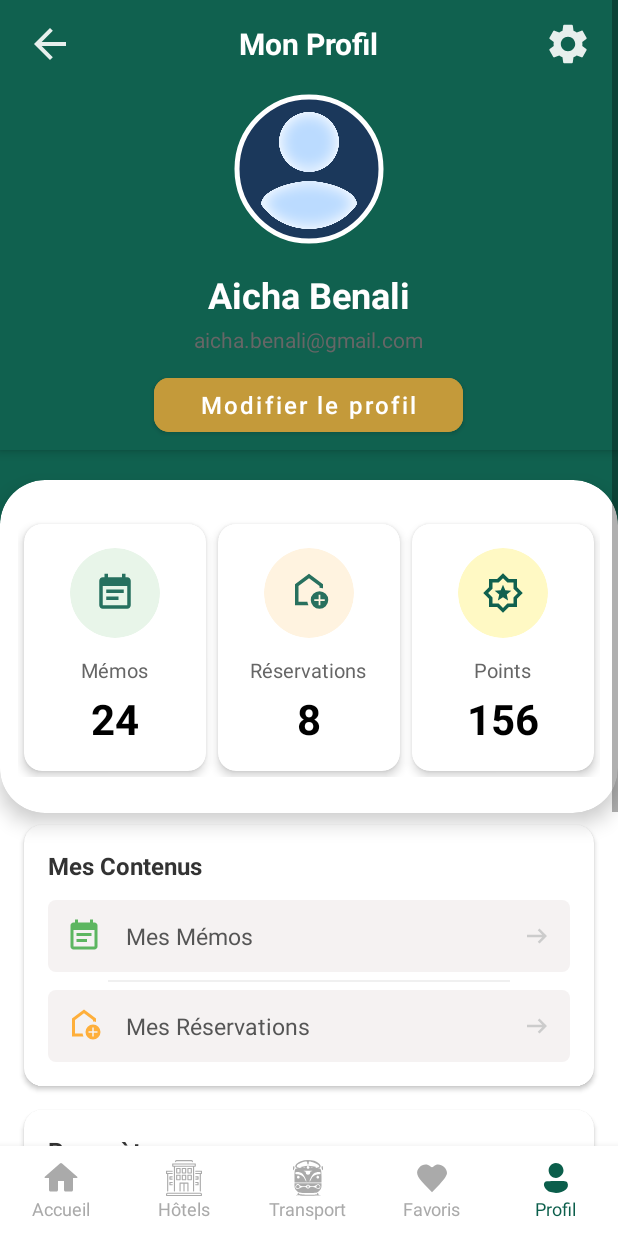
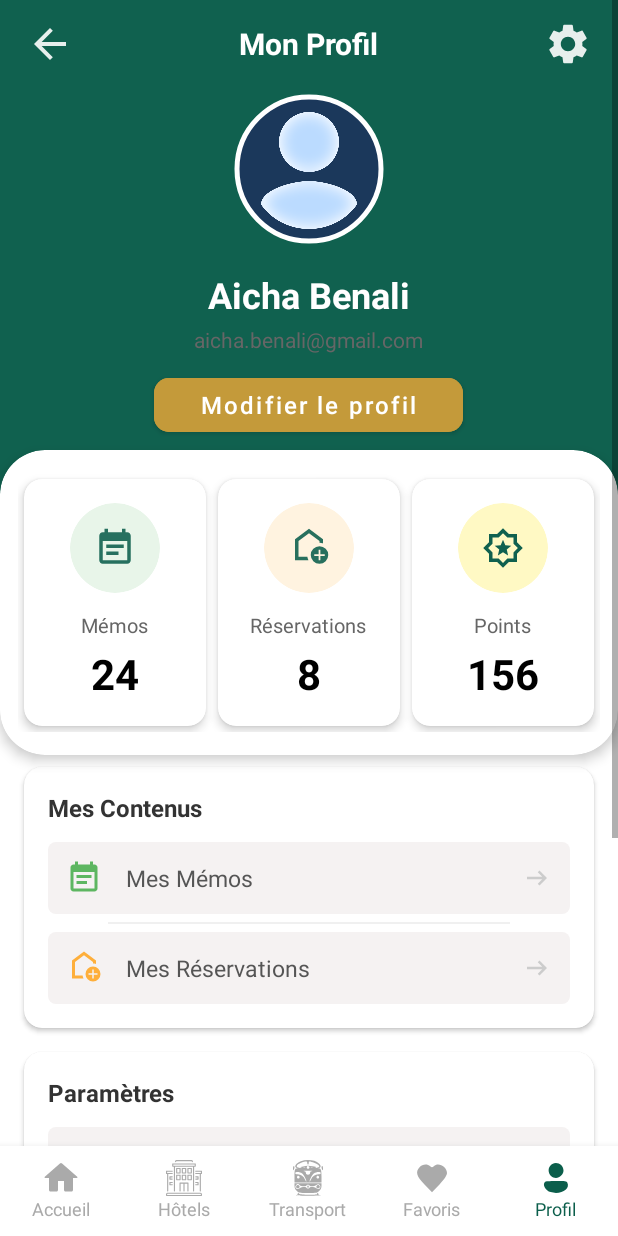
Before and after one commit to lamyaasellami/tourism_app_front_android, an Android app: the ProfileActivity screen opened directly, with no data from a screen before it, on a phone screen of 412 x 824 dp. Run offline under Robolectric (Android 15) with nearby library versions, the phone set to English and light mode, and no system bars.

Commit message:
update the profile page

```diff
--- a/app/src/main/res/layout/activity_profile.xml
+++ b/app/src/main/res/layout/activity_profile.xml
@@ -28,7 +28,7 @@
 
                 <LinearLayout
                     android:layout_width="match_parent"
-                    android:layout_height="300dp"
+                    android:layout_height="330dp"
                     android:background="#10614f"
                     android:orientation="vertical"
                     android:padding="1dp">
@@ -137,16 +137,7 @@
             <!-- White board Section -->
 
 
-            <LinearLayout
-                android:layout_width="match_parent"
-                android:layout_height="wrap_content"
-                android:orientation="vertical">
 
-                <LinearLayout
-                    android:layout_width="match_parent"
-                    android:layout_height="50dp"
-                    android:background="#10614f"
-                    android:orientation="vertical"></LinearLayout>
 
             <androidx.cardview.widget.CardView
                 android:layout_width="match_parent"
@@ -154,15 +145,20 @@
                 android:layout_marginTop="-30dp"
                 app:cardBackgroundColor="@android:color/white"
                 app:cardCornerRadius="30dp"
-                    app:cardElevation="8dp">
+                app:cardElevation="5dp">
 
+                <LinearLayout
+                    android:layout_width="match_parent"
+                    android:layout_height="wrap_content"
+                    android:orientation="vertical"
+                    android:paddingBottom="0dp">
                     <!-- Stats Section -->
                     <LinearLayout
                         android:layout_width="match_parent"
                         android:layout_height="wrap_content"
                         android:layout_marginHorizontal="12dp"
-                        android:layout_marginTop="25dp"
-                        android:layout_marginBottom="24dp"
+                        android:layout_marginTop="15dp"
+                        android:layout_marginBottom="15dp"
                         android:orientation="horizontal">
 
                         <!-- Card 1: Mémos -->
@@ -180,6 +176,7 @@
                             android:id="@+id/stat_card_points"
                             layout="@layout/statistic_card" />
 
+                    </LinearLayout>
                 </LinearLayout>
 
 
@@ -233,7 +230,7 @@
 
             </LinearLayout>
 
-            </LinearLayout>
+
 
 
         </LinearLayout>
```
Lines whose indentation alone changed are shown as unchanged.
